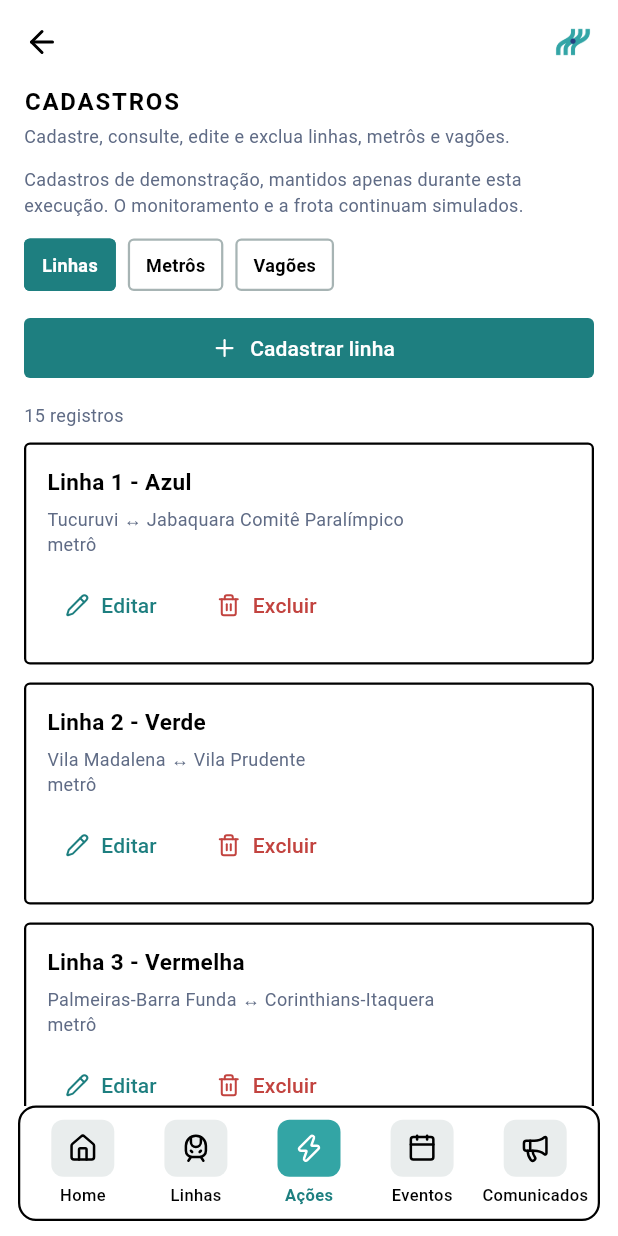
After one commit to pgmoraesdev/FLUXO_GLOBAL_SOLUTION_2026_2, a Flutter app: the CatalogScreen screen opened directly, on a phone screen of 412 x 824 dp. The commit adds this screen. Run offline on Flutter 3.47's test engine with Material 3 defaults, Android fonts, the phone set to English and light mode, and no system bars; our stand-ins replace lucide_flutter, material_ui.

Commit message:
feat: cria telas de crud com formularios validados em acoes

```diff
--- a/lib/screens/actions_screen.dart
+++ b/lib/screens/actions_screen.dart
@@ -4,6 +4,7 @@ import 'package:lucide_flutter/lucide_flutter.dart';
 import '../data/reinforcement_data.dart';
 import 'lines_screen.dart';
 import 'reinforcement_screen.dart';
+import 'catalog_screen.dart';
 
 class ActionsScreen extends StatelessWidget {
   final ReinforcementRequests? requests;
@@ -37,6 +38,16 @@ class ActionsScreen extends StatelessWidget {
                 ),
               ),
               highlight: true,
+            ),
+            const SizedBox(height: 12),
+            _option(
+              icon: LucideIcons.pencil,
+              title: 'Cadastros (CRUD)',
+              description: 'Gerencie linhas, metrôs e vagões.',
+              onTap: () => Navigator.push(
+                context,
+                MaterialPageRoute(builder: (_) => const CatalogScreen()),
+              ),
             ),
             const SizedBox(height: 12),
             _option(
--- /dev/null
+++ b/lib/screens/catalog_screen.dart
@@ -0,0 +1,252 @@
+import 'package:material_ui/material_ui.dart';
+import 'package:lucide_flutter/lucide_flutter.dart';
+
+import '../data/catalog_data.dart';
+import 'lines_screen.dart';
+import 'catalog_form_screen.dart';
+
+class CatalogScreen extends StatefulWidget {
+  final CatalogStore? store;
+  const CatalogScreen({super.key, this.store});
+  @override
+  State<CatalogScreen> createState() => _CatalogScreenState();
+}
+
+class _CatalogScreenState extends State<CatalogScreen> {
+  CatalogKind kind = CatalogKind.line;
+  CatalogStore get store => widget.store ?? CatalogStore.instance;
+
+  String get singular => switch (kind) {
+    CatalogKind.line => 'linha',
+    CatalogKind.train => 'metrô',
+    CatalogKind.carriage => 'vagão',
+  };
+
+  Future<void> _edit([int? id]) async {
+    final saved = await Navigator.push<bool>(
+      context,
+      MaterialPageRoute(
+        builder: (_) =>
+            CatalogFormScreen(store: store, kind: kind, recordId: id),
+      ),
+    );
+    if (saved == true && mounted) _feedback('Cadastro salvo com sucesso.');
+  }
+
+  void _feedback(String message) =>
+      ScaffoldMessenger.of(context)
+          .showSnackBar(SnackBar(content: Text(message)));
+
+  Future<void> _delete(int id, String label) async {
+    final confirmed = await showDialog<bool>(
+      context: context,
+      builder: (context) => AlertDialog(
+        backgroundColor: Colors.white,
+        shape: RoundedRectangleBorder(
+          borderRadius: BorderRadius.circular(radius),
+          side: const BorderSide(color: black, width: 1.5),
+        ),
+        title: Text('Excluir $singular?'),
+        content: Text(
+          'Deseja excluir $label? Esta ação não pode ser desfeita.',
+        ),
+        actions: [
+          TextButton(
+            onPressed: () => Navigator.pop(context, false),
+            child: const Text('Cancelar', style: TextStyle(color: muted)),
+          ),
+          TextButton(
+            onPressed: () => Navigator.pop(context, true),
+            child: const Text('Excluir', style: TextStyle(color: dangerText)),
+          ),
+        ],
+      ),
+    );
+    if (confirmed != true || !mounted) return;
+    try {
+      store.delete(kind, id);
+      _feedback('Cadastro excluído com sucesso.');
+    } on StateError catch (error) {
+      _feedback(error.message);
+    }
+  }
+
+  @override
+  Widget build(BuildContext context) => Scaffold(
+    backgroundColor: Colors.white,
+    appBar: fluxoBackAppBar(context),
+    body: ListenableBuilder(
+      listenable: store,
+      builder: (context, _) {
+        final canCreate = switch (kind) {
+          CatalogKind.line => true,
+          CatalogKind.train => store.lines.isNotEmpty,
+          CatalogKind.carriage => store.trains.isNotEmpty,
+        };
+        final records = switch (kind) {
+          CatalogKind.line => [
+            for (final line in store.lines)
+              (
+                id: line.id,
+                title: line.label,
+                detail: '${line.origin} ↔ ${line.destination}\n${line.type}',
+              ),
+          ],
+          CatalogKind.train => [
+            for (final train in store.trains)
+              (
+                id: train.id,
+                title: 'Metrô ${train.code}',
+                detail:
+                    '${store.line(train.lineId).label} · ${train.status}\n${store.carsFor(train.id).length} vagões · capacidade: ${store.capacityFor(train.id)} pessoas',
+              ),
+          ],
+          CatalogKind.carriage => [
+            for (final car in store.carriages)
+              (
+                id: car.id,
+                title:
+                    'Vagão ${car.number.toString().padLeft(2, '0')} · ${store.train(car.trainId).code}',
+                detail:
+                    'Capacidade: ${car.capacity} pessoas · ocupação: ${car.occupancy}%\n${car.people} pessoas estimadas',
+              ),
+          ],
+        };
+        return ListView(
+          padding: const EdgeInsets.fromLTRB(16, 0, 16, 16),
+          children: [
+            const ScreenTitle(
+              title: 'Cadastros',
+              subtitle:
+                  'Cadastre, consulte, edite e exclua linhas, metrôs e vagões.',
+            ),
+            const SizedBox(height: 12),
+            const Text(
+              'Cadastros de demonstração, mantidos apenas durante esta execução. O monitoramento e a frota continuam simulados.',
+              style: TextStyle(color: muted, fontSize: 12, height: 1.4),
+            ),
+            const SizedBox(height: 14),
+            Wrap(
+              runSpacing: 8,
+              children: [
+                for (final item in CatalogKind.values)
+                  FluxoChip(
+                    label: switch (item) {
+                      CatalogKind.line => 'Linhas',
+                      CatalogKind.train => 'Metrôs',
+                      CatalogKind.carriage => 'Vagões',
+                    },
+                    active: kind == item,
+                    onTap: () => setState(() => kind = item),
+                  ),
+              ],
+            ),
+            const SizedBox(height: 14),
+            FilledButton.icon(
+              onPressed: canCreate ? () => _edit() : null,
+              style: FilledButton.styleFrom(
+                backgroundColor: tealDark,
+                foregroundColor: Colors.white,
+                shape: RoundedRectangleBorder(
+                  borderRadius: BorderRadius.circular(radius),
+                ),
+              ),
+              icon: const Icon(LucideIcons.plus, size: 18),
+              label: Text('Cadastrar $singular'),
+            ),
+            if (!canCreate)
+              Padding(
+                padding: const EdgeInsets.only(top: 8),
+                child: Text(
+                  kind == CatalogKind.train
+                      ? 'Cadastre uma linha antes de cadastrar um metrô.'
+                      : 'Cadastre um metrô antes de cadastrar um vagão.',
+                  style: const TextStyle(color: muted, fontSize: 12),
+                ),
+              ),
+            const SizedBox(height: 12),
+            Text(
+              '${records.length} registros',
+              style: const TextStyle(color: muted, fontSize: 12),
+            ),
+            const SizedBox(height: 10),
+            if (records.isEmpty)
+              const Padding(
+                padding: EdgeInsets.symmetric(vertical: 24),
+                child: Text(
+                  'Nenhum cadastro encontrado.',
+                  style: TextStyle(color: muted),
+                ),
+              ),
+            for (final record in records) ...[
+              Container(
+                padding: const EdgeInsets.all(14),
+                decoration: BoxDecoration(
+                  color: Colors.white,
+                  border: Border.all(color: black, width: 1.5),
+                  borderRadius: BorderRadius.circular(radius),
+                ),
+                child: Column(
+                  crossAxisAlignment: CrossAxisAlignment.start,
+                  children: [
+                    Text(
+                      record.title,
+                      style: const TextStyle(
+                        color: black,
+                        fontSize: 15,
+                        fontWeight: FontWeight.w600,
+                      ),
+                    ),
+                    const SizedBox(height: 6),
+                    Text(
+                      record.detail,
+                      style: const TextStyle(
+                        color: muted,
+                        fontSize: 12,
+                        height: 1.4,
+                      ),
+                    ),
+                    const SizedBox(height: 8),
+                    Wrap(
+                      spacing: 12,
+                      children: [
+                        TextButton.icon(
+                          onPressed: () => _edit(record.id),
+                          icon: const Icon(
+                            LucideIcons.pencil,
+                            size: 16,
+                            color: tealDark,
+                          ),
+                          label: Text(
+                            'Editar',
+                            semanticsLabel: 'Editar ${record.title}',
+                            style: const TextStyle(color: tealDark),
+                          ),
+                        ),
+                        TextButton.icon(
+                          onPressed: () => _delete(record.id, record.title),
+                          icon: const Icon(
+                            LucideIcons.trash2,
+                            size: 16,
+                            color: dangerText,
+                          ),
+                          label: Text(
+                            'Excluir',
+                            semanticsLabel: 'Excluir ${record.title}',
+                            style: const TextStyle(color: dangerText),
+                          ),
+                        ),
+                      ],
+                    ),
+                  ],
+                ),
+              ),
+              const SizedBox(height: 12),
+            ],
+          ],
+        );
+      },
+    ),
+    bottomNavigationBar: fluxoNavBar(2, (index) => goToTab(context, index)),
+  );
+}
```
Also changed, not shown: lib/screens/catalog_form_screen.dart (added, +358 -0 lines).
